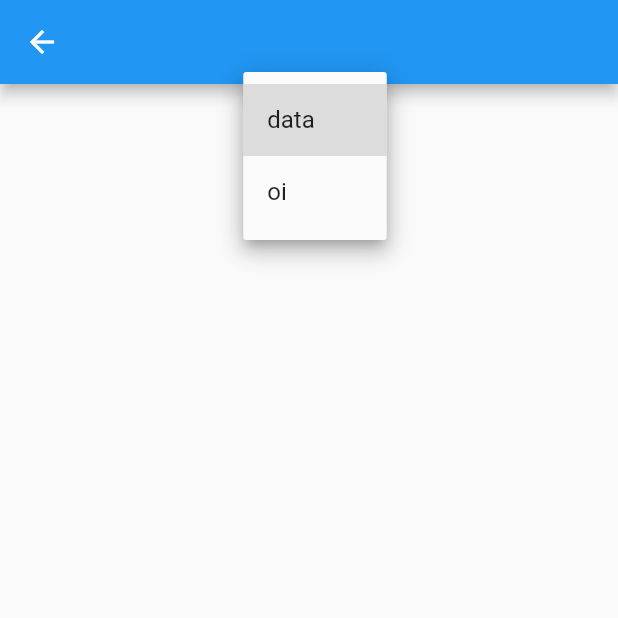
After one commit to mmarcosmath/SysList, a Flutter app: the RegistraFalta screen opened directly, after a tap on the "arrow drop down" icon, on a phone screen of 412 x 824 dp, the top half of it. The commit adds this screen. Run offline on Flutter 3.47's test engine with Material 2 defaults, Android fonts, the phone set to English and light mode, and no system bars; our stand-ins replace cloud_firestore, csv, file_picker; accounts and stored records are empty.

Commit message:
Final SysList 2.2 using Firestore

```diff
--- a/lib/main.dart
+++ b/lib/main.dart
@@ -2,6 +2,7 @@ import 'package:cloud_firestore/cloud_firestore.dart';
 import 'package:flutter/material.dart';
 import 'package:syslist/models/cloudfirestore.dart';
 import 'package:syslist/pages/listaAlunos.dart';
+import 'package:syslist/pages/registrarFalta.dart';
 
 void main() => runApp(Home());
 
--- a/lib/models/cloudfirestore.dart
+++ b/lib/models/cloudfirestore.dart
@@ -32,7 +32,7 @@ class BancoFirebase {
   Future<List<Map<String, dynamic>>> getAll() async {
     List<Map<String, dynamic>> lists = [];
     List<DocumentSnapshot> s = [];
-    var a = fire.collection('alunos');
+    var a = fire.collection('alunos').orderBy('turma');
     if (a == null) return [];
     var b = a.snapshots();
     if (await b.isEmpty) return [];
--- a/lib/pages/listaAlunos.dart
+++ b/lib/pages/listaAlunos.dart
@@ -70,8 +70,7 @@ class ListaAlunosState extends State<ListaAlunos> {
           IconButton(
             icon: Icon(Icons.camera_alt),
             onPressed: () async {
-              // await fire.deleteAll(widget.alunos);
-
+              await fire.deleteAll(widget.alunos);
               await Navigator.push(
                 context,
                 MaterialPageRoute(
--- /dev/null
+++ b/lib/pages/registrarFalta.dart
@@ -0,0 +1,56 @@
+import 'package:flutter/material.dart';
+import 'package:flutter/services.dart';
+
+class RegistraFalta extends StatefulWidget {
+  @override
+  _RegistraFaltaState createState() => _RegistraFaltaState();
+}
+
+class _RegistraFaltaState extends State<RegistraFalta> {
+  @override
+  Widget build(BuildContext context) {
+    return Scaffold(
+      appBar: AppBar(),
+      body: Center(
+        child: Column(
+          children: <Widget>[
+            DropdownButton(
+                items: [DropdownMenuItem(child: Text("data"),value: false,),DropdownMenuItem(child: Text("oi"),value: true,)],
+                onChanged: (value) {})
+
+            //      Flexible(
+            //   child: TextFormField(
+            //     inputFormatters: [TextInputFormatter.withFunction((oldValue, newValue) => null)],
+            //     controller: data,
+            //     keyboardType: TextInputType.datetime,
+            //     decoration: InputDecoration(
+            //       contentPadding: EdgeInsets.all(8),
+            //       border: UnderlineInputBorder(
+            //         borderRadius: BorderRadius.circular(10),
+            //         borderSide: BorderSide(
+            //             color: Colors.yellow,
+            //             width: 10,
+            //             style: BorderStyle.none),
+            //       ),
+            //       filled: true,
+            //       fillColor: Colors.white,
+            //       labelText: 'Data',
+
+            //       labelStyle: TextStyle(
+
+            //         color: Colors.black,
+            //         fontSize: 15,
+            //       ),
+            //     ),
+            //     textAlign: TextAlign.center,
+            //     style: TextStyle(
+            //       fontSize: 20,
+            //     ),
+            //   ),
+            // )
+          ],
+        ),
+      ),
+    );
+  }
+}
```
Also changed, not shown: lib/pages/selectFile.dart (+8 -2 lines).
